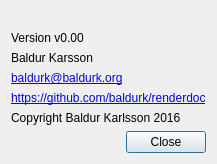
First picture: the form in qrenderdoc/Windows/AboutDialog.ui, repository baldurk/renderdoc, before the edit.
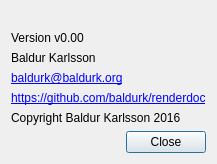
Second picture: the form after the edit. Icons and pictures are not drawn.

The edit to the form file:
```diff
--- a/qrenderdoc/Windows/AboutDialog.ui
+++ b/qrenderdoc/Windows/AboutDialog.ui
@@ -37,7 +37,7 @@
    <item>
     <widget class="QLabel" name="owner">
      <property name="text">
-      <string>Baldur Karsson</string>
+      <string>Baldur Karlsson</string>
      </property>
     </widget>
    </item>
```
